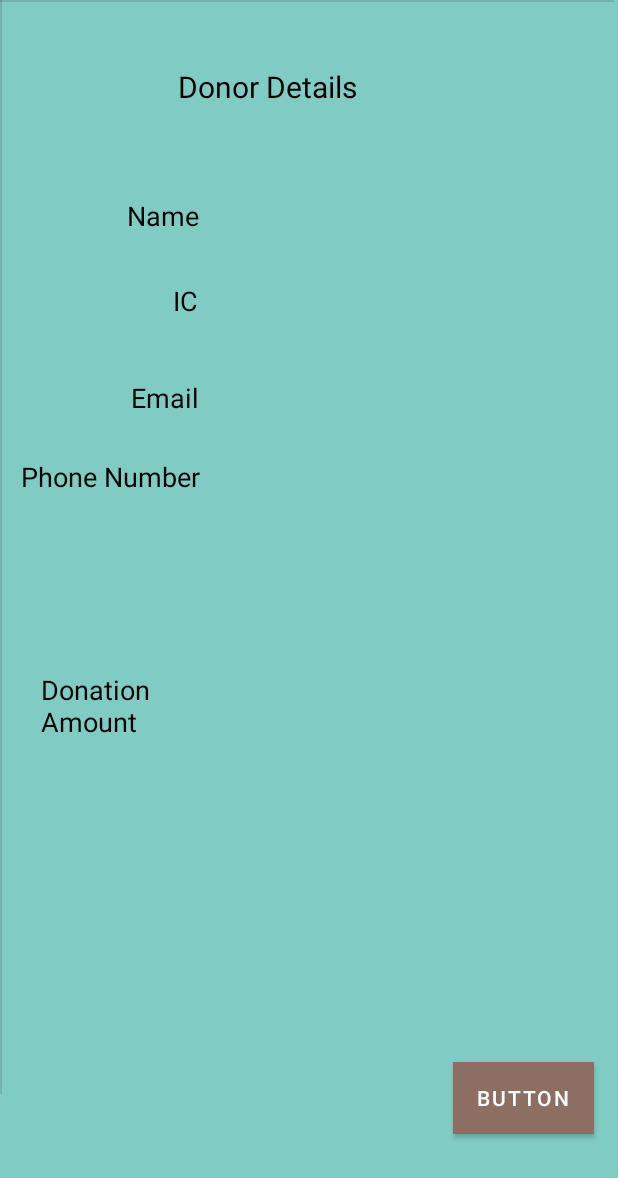
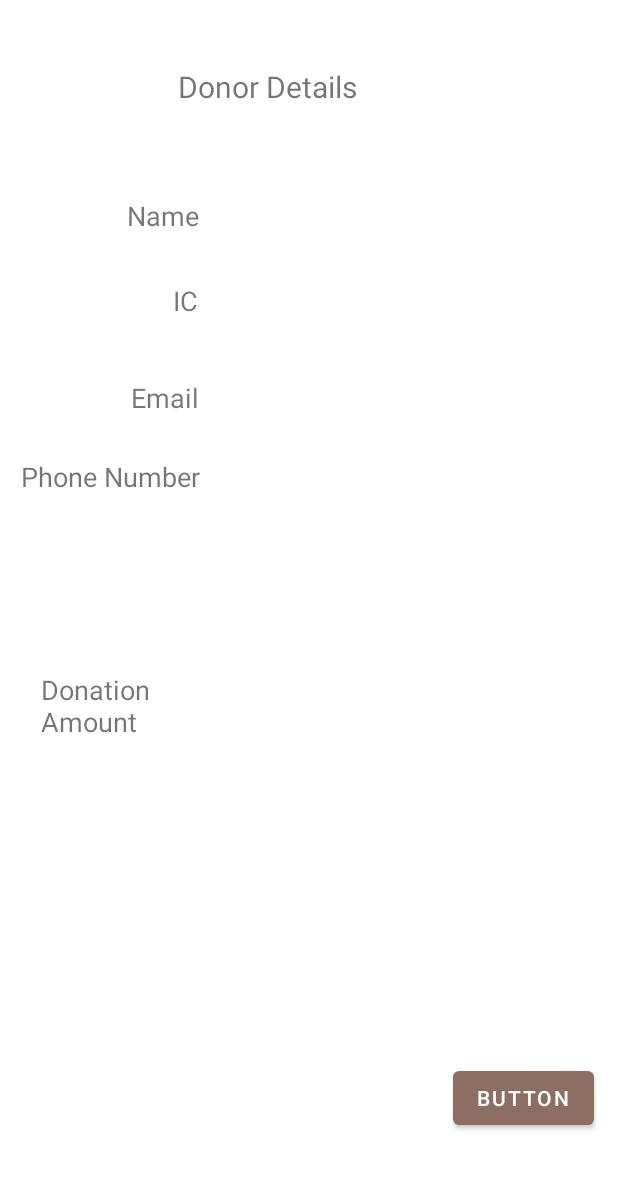
Before and after one commit to zhiiyii/HungerHub, an Android app: the fragment DonorDetailsFragment shown on its own in the app's theme, on a phone screen of 412 x 824 dp. Shown: the top 1178 px of the screen. Run offline under Robolectric (Android 15) with nearby library versions, the phone set to English and light mode, and no system bars; our stand-ins replace Firebase (no records; nobody signed in at launch, a user with empty details on screens opened directly); 1 statement that could not run was skipped.

Commit message:
changed bg color

```diff
--- a/app/src/main/java/my/edu/tarc/hungerhub/ui/donation/Donor.kt
+++ b/app/src/main/java/my/edu/tarc/hungerhub/model/Donor.kt
@@ -1,4 +1,4 @@
-package my.edu.tarc.hungerhub.ui.donation
+package my.edu.tarc.hungerhub.model
 
 import androidx.room.Entity
 import androidx.room.PrimaryKey
--- a/app/src/main/java/my/edu/tarc/hungerhub/ui/donation/DonorDetailsFragment.kt
+++ b/app/src/main/java/my/edu/tarc/hungerhub/ui/donation/DonorDetailsFragment.kt
@@ -6,12 +6,10 @@ import android.util.Log
 import android.view.LayoutInflater
 import android.view.View
 import android.view.ViewGroup
-import android.widget.Toast
 import androidx.fragment.app.Fragment
 import androidx.navigation.fragment.findNavController
 import com.google.firebase.database.FirebaseDatabase
 import my.edu.tarc.hungerhub.R
-import my.edu.tarc.hungerhub.databinding.FragmentDonation2Binding
 import my.edu.tarc.hungerhub.databinding.FragmentDonorDetailsBinding
 import my.edu.tarc.hungerhub.ui.home.User
 
@@ -30,15 +28,11 @@ class DonorDetailsFragment: Fragment() {
 
     override fun onViewCreated(view: View, savedInstanceState: Bundle?) {
         var currentUser: User?=null
-        val referenceUser = FirebaseDatabase.getInstance().getReference(getString(R.string.firebase_user))
         var database = FirebaseDatabase.getInstance().getReference("User")
         super.onViewCreated(view, savedInstanceState)
 
         val sharedPref = activity?.getSharedPreferences("Login", Context.MODE_PRIVATE)
         val loginUserIc = sharedPref?.getString("ic", null)
-//        val loginUserName = sharedPref?.getString("name", null)
-//        val loginUserEmail = sharedPref?.getString("email", null)
-//        val loginUserPhone = sharedPref?.getString("phone", null)
         val donateAmt = requireArguments().getInt("totalDonation").toString()
 
         database.child(loginUserIc.toString()).get().addOnSuccessListener {
@@ -51,27 +45,14 @@ class DonorDetailsFragment: Fragment() {
             }
         }
 
-//        binding.textViewDonorICOutput.text = loginUserIc
-//        binding.textViewDonorNameOutput.text = loginUserName
-//        binding.textViewDonorEmailOutput.text = loginUserEmail
-//        binding.textViewDonorPhoneOutput.text = loginUserPhone
         binding.textViewDonationAmtOutput.text = donateAmt
 
-
-//        Toast.makeText(
-//            context,
-//            "You have successfully donated RM $donateAmt",
-//            Toast.LENGTH_SHORT
-//        ).show()
 
         binding.buttonDonorDetails.setOnClickListener {
             findNavController().navigate(R.id.action_donorDetailsFragment_to_nav_donation2, Bundle().apply {
                 putInt("totalDonation", donateAmt.toInt())
             })
-//            findNavController().navigate(R.id.action_donorDetailsFragment_to_nav_donation2)
         }
-
-
 
     }
 
--- a/app/src/main/res/layout/fragment_donation2.xml
+++ b/app/src/main/res/layout/fragment_donation2.xml
@@ -3,7 +3,6 @@
     xmlns:app="http://schemas.android.com/apk/res-auto"
     xmlns:tools="http://schemas.android.com/tools"
     android:layout_width="match_parent"
-    android:background="#80cbc4"
     android:layout_height="match_parent">
 
     <ImageView
--- a/app/src/main/res/layout/fragment_donor_details.xml
+++ b/app/src/main/res/layout/fragment_donor_details.xml
@@ -3,8 +3,7 @@
     xmlns:app="http://schemas.android.com/apk/res-auto"
     xmlns:tools="http://schemas.android.com/tools"
     android:layout_width="match_parent"
-    android:layout_height="match_parent"
-    android:background="#80cbc4">
+    android:layout_height="match_parent">
 
     <TextView
         android:id="@+id/textViewDonorDetails"
@@ -16,8 +15,7 @@
         app:layout_constraintEnd_toEndOf="parent"
         app:layout_constraintHorizontal_bias="0.406"
         app:layout_constraintStart_toStartOf="parent"
-        app:layout_constraintTop_toTopOf="parent"
-        android:textColor="#000000"/>
+        app:layout_constraintTop_toTopOf="parent" />
 
     <androidx.constraintlayout.widget.Guideline
         android:id="@+id/guideline4"
@@ -37,8 +35,7 @@
         app:layout_constraintEnd_toStartOf="@+id/guideline4"
         app:layout_constraintHorizontal_bias="0.83"
         app:layout_constraintStart_toStartOf="@+id/guideline6"
-        app:layout_constraintTop_toBottomOf="@+id/textViewDonorDetails"
-        android:textColor="#000000"/>
+        app:layout_constraintTop_toBottomOf="@+id/textViewDonorDetails" />
 
     <TextView
         android:id="@+id/textViewDonorIC"
@@ -51,8 +48,7 @@
         app:layout_constraintEnd_toStartOf="@+id/guideline4"
         app:layout_constraintHorizontal_bias="0.876"
         app:layout_constraintStart_toStartOf="@+id/guideline6"
-        app:layout_constraintTop_toBottomOf="@+id/textView10"
-        android:textColor="#000000"/>
+        app:layout_constraintTop_toBottomOf="@+id/textView10" />
 
     <androidx.constraintlayout.widget.Guideline
         android:id="@+id/guideline6"
@@ -71,8 +67,7 @@
         app:layout_constraintEnd_toStartOf="@+id/guideline4"
         app:layout_constraintHorizontal_bias="0.857"
         app:layout_constraintStart_toStartOf="@+id/guideline6"
-        app:layout_constraintTop_toBottomOf="@+id/textViewDonorIC"
-        android:textColor="#000000"/>
+        app:layout_constraintTop_toBottomOf="@+id/textViewDonorIC" />
 
     <TextView
         android:id="@+id/textView16"
@@ -84,8 +79,7 @@
         app:layout_constraintEnd_toStartOf="@+id/guideline4"
         app:layout_constraintHorizontal_bias="0.434"
         app:layout_constraintStart_toStartOf="@+id/guideline6"
-        app:layout_constraintTop_toBottomOf="@+id/textView14"
-        android:textColor="#000000"/>
+        app:layout_constraintTop_toBottomOf="@+id/textView14" />
 
     <TextView
         android:id="@+id/textView17"
@@ -97,8 +91,7 @@
         app:layout_constraintEnd_toStartOf="@+id/guideline4"
         app:layout_constraintHorizontal_bias="1.0"
         app:layout_constraintStart_toStartOf="@+id/guideline6"
-        app:layout_constraintTop_toBottomOf="@+id/textView16"
-        android:textColor="#000000"/>
+        app:layout_constraintTop_toBottomOf="@+id/textView16" />
 
     <TextView
         android:id="@+id/textViewDonorNameOutput"
@@ -108,8 +101,7 @@
         android:textSize="18dp"
         app:layout_constraintBottom_toBottomOf="@+id/textView10"
         app:layout_constraintStart_toStartOf="@+id/guideline4"
-        app:layout_constraintTop_toTopOf="@+id/textView10"
-        android:textColor="#000000"/>
+        app:layout_constraintTop_toTopOf="@+id/textView10" />
 
     <TextView
         android:id="@+id/textViewDonorICOutput"
@@ -119,8 +111,7 @@
         android:textSize="18dp"
         app:layout_constraintBottom_toBottomOf="@+id/textViewDonorIC"
         app:layout_constraintStart_toStartOf="@+id/guideline4"
-        app:layout_constraintTop_toTopOf="@+id/textViewDonorIC"
-        android:textColor="#000000"/>
+        app:layout_constraintTop_toTopOf="@+id/textViewDonorIC" />
 
     <TextView
         android:id="@+id/textViewDonorEmailOutput"
@@ -130,8 +121,7 @@
         android:textSize="18dp"
         app:layout_constraintBottom_toBottomOf="@+id/textView14"
         app:layout_constraintStart_toStartOf="@+id/guideline4"
-        app:layout_constraintTop_toTopOf="@+id/textView14"
-        android:textColor="#000000"/>
+        app:layout_constraintTop_toTopOf="@+id/textView14" />
 
     <TextView
         android:id="@+id/textViewDonorPhoneOutput"
@@ -141,8 +131,7 @@
         android:textSize="18dp"
         app:layout_constraintBottom_toBottomOf="@+id/textView16"
         app:layout_constraintStart_toStartOf="@+id/guideline4"
-        app:layout_constraintTop_toTopOf="@+id/textView16"
-        android:textColor="#000000"/>
+        app:layout_constraintTop_toTopOf="@+id/textView16" />
 
     <TextView
         android:id="@+id/textViewDonationAmtOutput"
@@ -152,8 +141,7 @@
         android:textSize="18dp"
         app:layout_constraintBottom_toBottomOf="@+id/textView17"
         app:layout_constraintStart_toStartOf="@+id/guideline4"
-        app:layout_constraintTop_toTopOf="@+id/textView17"
-        android:textColor="#000000"/>
+        app:layout_constraintTop_toTopOf="@+id/textView17" />
 
     <Button
         android:id="@+id/buttonDonorDetails"
@@ -163,24 +151,6 @@
         android:layout_marginBottom="68dp"
         android:text="Button"
         app:layout_constraintBottom_toBottomOf="parent"
-        app:layout_constraintEnd_toEndOf="parent"
-        android:background="#4f9a94"/>
-
-    <View
-        android:id="@+id/divider"
-        android:layout_width="1dp"
-        android:layout_height="729dp"
-        android:background="?android:attr/listDivider"
-        tools:layout_editor_absoluteX="144dp"
-        tools:layout_editor_absoluteY="83dp"
-        android:textColor="#000000"/>
-
-    <View
-        android:id="@+id/divider2"
-        android:layout_width="409dp"
-        android:layout_height="1dp"
-        android:background="?android:attr/listDivider"
-        tools:layout_editor_absoluteX="1dp"
-        tools:layout_editor_absoluteY="82dp" />
+        app:layout_constraintEnd_toEndOf="parent" />
 
 </androidx.constraintlayout.widget.ConstraintLayout>
--- a/app/src/main/res/layout/fragment_home.xml
+++ b/app/src/main/res/layout/fragment_home.xml
@@ -5,7 +5,6 @@
     android:layout_width="match_parent"
     android:layout_height="match_parent"
     tools:context = ".ui.home.HomeFragment"
-    android:background="#80cbc4"
     android:padding="20dp">
 
     <TextView
@@ -15,7 +14,6 @@
         android:layout_marginTop="20dp"
         android:fontFamily="@font/abeezee_regular"
         android:text="@string/started_text"
-        android:textColor="#000000"
         android:textSize="36sp"
         android:textStyle="bold"
         app:layout_constraintEnd_toEndOf="parent"
@@ -29,7 +27,6 @@
         android:fontFamily="@font/abeezee_regular"
         android:lineHeight="20sp"
         android:text="@string/started_sub_title"
-        android:textColor="#000000"
         android:textSize="14sp"
         app:layout_constraintEnd_toEndOf="parent"
         app:layout_constraintStart_toStartOf="parent"
--- a/app/src/main/res/layout/fragment_login.xml
+++ b/app/src/main/res/layout/fragment_login.xml
@@ -4,8 +4,7 @@
     xmlns:tools="http://schemas.android.com/tools"
     android:layout_width="match_parent"
     android:layout_height="match_parent"
-    tools:context=".ui.home.LoginFragment"
-    android:background="#80cbc4">
+    tools:context=".ui.home.LoginFragment">
 
     <androidx.appcompat.widget.AppCompatButton
         android:id="@+id/buttonSignIn"
--- a/app/src/main/res/layout/fragment_register.xml
+++ b/app/src/main/res/layout/fragment_register.xml
@@ -4,8 +4,7 @@
     xmlns:tools="http://schemas.android.com/tools"
     android:layout_width="match_parent"
     android:layout_height="match_parent"
-    tools:context=".ui.home.RegisterFragment"
-    android:background="#80cbc4">
+    tools:context=".ui.home.RegisterFragment">
 
     <ImageView
         android:id="@+id/imageViewComfirmPassword"
--- a/app/src/main/res/layout/fragment_request.xml
+++ b/app/src/main/res/layout/fragment_request.xml
@@ -6,7 +6,6 @@
     android:layout_width="match_parent"
     android:layout_height="match_parent"
     tools:context=".ui.request.RequestFragment"
-    android:background="#80cbc4"
     android:textColor="@color/black">
 
     <ImageView
--- a/app/src/main/res/layout/fragment_request_status.xml
+++ b/app/src/main/res/layout/fragment_request_status.xml
@@ -6,7 +6,6 @@
     android:layout_width="match_parent"
     android:layout_height="match_parent"
     tools:context=".ui.request.RequestStatusFragment"
-    android:background="#80cbc4"
     android:textColor="@color/black">
 
     <TextView
--- a/app/src/main/res/layout/fragment_survey.xml
+++ b/app/src/main/res/layout/fragment_survey.xml
@@ -39,7 +39,6 @@
         android:layout_marginTop="24dp"
         android:fontFamily="@font/abeezee_italic"
         android:text="@string/BMI_calc"
-        android:textColor="#000000"
         android:textSize="34sp"
         app:layout_constraintEnd_toEndOf="parent"
         app:layout_constraintHorizontal_bias="0.498"
@@ -76,7 +75,6 @@
         android:hint="@string/Height"
         android:inputType="number"
         android:minHeight="48dp"
-        android:textColor="#000000"
         android:textColorHint="#757575"
         app:layout_constraintEnd_toEndOf="parent"
         app:layout_constraintHorizontal_bias="0.497"
@@ -93,7 +91,6 @@
         android:hint="@string/Weight"
         android:inputType="number"
         android:minHeight="48dp"
-        android:textColor="#000000"
         android:textColorHint="#757575"
         app:layout_constraintEnd_toEndOf="parent"
         app:layout_constraintHorizontal_bias="0.497"
--- a/app/src/main/res/layout/fragment_survey_lack.xml
+++ b/app/src/main/res/layout/fragment_survey_lack.xml
@@ -4,9 +4,7 @@
     xmlns:tools="http://schemas.android.com/tools"
     android:layout_width="match_parent"
     android:layout_height="match_parent"
-    android:background="#80cbc4"
-    tools:context=".ui.survey.SurveyFragmentLack"
-    android:textColor="@color/black">
+    tools:context=".ui.survey.SurveyFragmentLack">
 
     <!-- TODO: Update blank fragment layout -->
 
@@ -18,7 +16,6 @@
         android:layout_marginTop="24dp"
         android:fontFamily="@font/abeezee_italic"
         android:text="@string/LackIntake"
-        android:textColor="#000000"
         android:textSize="34sp"
         app:layout_constraintBottom_toBottomOf="@+id/imageButtonFoodPyramidInfo"
         app:layout_constraintEnd_toEndOf="parent"
@@ -103,7 +100,6 @@
         android:layout_marginTop="24dp"
         android:fontFamily="@font/abeezee_regular"
         android:text="@string/selectDescription"
-        android:textColor="#000000"
         android:textSize="24sp"
         app:layout_constraintEnd_toEndOf="parent"
         app:layout_constraintStart_toStartOf="parent"
--- a/app/src/main/res/layout/fragment_survey_rate1.xml
+++ b/app/src/main/res/layout/fragment_survey_rate1.xml
@@ -4,9 +4,7 @@
     xmlns:tools="http://schemas.android.com/tools"
     android:layout_width="match_parent"
     android:layout_height="match_parent"
-    tools:context=".ui.survey.SurveyFragmentRate1"
-    android:background="#80cbc4"
-    android:textColor="@color/black">
+    tools:context=".ui.survey.SurveyFragmentRate1">
 
 
     <RatingBar
@@ -26,7 +24,6 @@
         android:layout_marginTop="24dp"
         android:fontFamily="@font/abeezee_regular"
         android:text="@string/rateHygiene"
-        android:textColor="#000000"
         android:textSize="24sp"
         app:layout_constraintEnd_toEndOf="parent"
         app:layout_constraintStart_toStartOf="parent"
@@ -39,7 +36,6 @@
         android:layout_marginTop="24dp"
         android:fontFamily="@font/abeezee_italic"
         android:text="@string/general_survey"
-        android:textColor="#000000"
         android:textSize="34sp"
         app:layout_constraintEnd_toEndOf="parent"
         app:layout_constraintHorizontal_bias="0.498"
```
Also changed, not shown: app/src/main/java/my/edu/tarc/hungerhub/ui/donation/DonationFragment.kt (+3 -10 lines), app/src/main/java/my/edu/tarc/hungerhub/ui/donation/DonationFragment2.kt (+2 -7 lines), app/src/main/res/layout/fragment_donation.xml (+5 -10 lines), app/src/main/res/layout/fragment_main_menu.xml (+0 -11 lines), app/src/main/res/layout/fragment_survey_ques.xml (+5 -12 lines), app/src/main/res/layout/fragment_survey_ques1.xml (+2 -7 lines).
